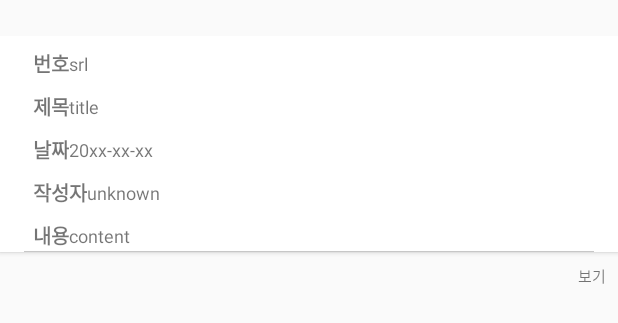
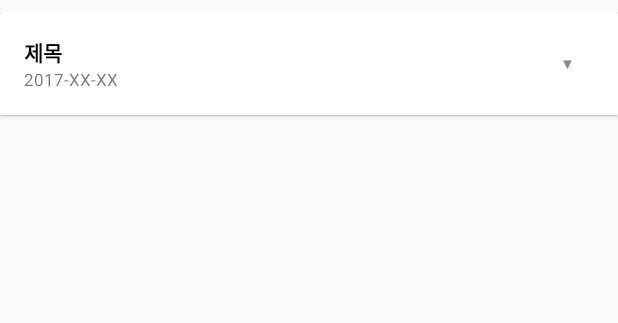
Before and after one commit to HyowonAn/MayIUseIt, an Android app: the layout list_item_notice.xml on its own in the app's theme, with its tools: preview values and no code run, on a phone screen of 412 x 824 dp. Shown: the top 323 px of the screen. Run offline under Robolectric (Android 15) with nearby library versions, the phone set to English and light mode, and no system bars.

Commit message:
공지사항 디자인 완료

```diff
--- a/app/src/main/java/net/uprin/mayiuseit/NoticeFragment.java
+++ b/app/src/main/java/net/uprin/mayiuseit/NoticeFragment.java
@@ -58,10 +58,8 @@ public class NoticeFragment extends Fragment{
         View v = inflater.inflate(R.layout.fragment_notice_list, container, false);
 
         title= (TextView) v.findViewById(R.id.notice_title);
-        notice_srl = (TextView) v.findViewById(R.id.notice_srl);
         content = (TextView) v.findViewById(R.id.notice_content);
         rgsde = (TextView) v.findViewById(R.id.notice_rgsde);
-        nickname = (TextView) v.findViewById(R.id.notice_nickname);
 
 
 
--- a/app/src/main/java/net/uprin/mayiuseit/rest/NoticeListsAdapter.java
+++ b/app/src/main/java/net/uprin/mayiuseit/rest/NoticeListsAdapter.java
@@ -1,6 +1,7 @@
 package net.uprin.mayiuseit.rest;
 
 import android.content.Context;
+import android.graphics.Color;
 import android.support.v7.widget.CardView;
 import android.support.v7.widget.RecyclerView;
 import android.util.Log;
@@ -8,6 +9,7 @@ import android.view.LayoutInflater;
 import android.view.View;
 import android.view.ViewGroup;
 
+import android.widget.Button;
 import android.widget.LinearLayout;
 import android.widget.TextView;
 
@@ -85,12 +87,11 @@ public class NoticeListsAdapter extends RecyclerView.Adapter<RecyclerView.ViewHo
     /* VIEW HOLDERS */
 
     static class NoticeListsHolder extends RecyclerView.ViewHolder{
+        Button detailbutton;
         LinearLayout notices_layout;
-        TextView notice_srl;
         TextView title;
         TextView content;
         TextView rgsde;
-        TextView nickname;
         CardView cardView;
 
         public NoticeListsHolder(View v) {
@@ -99,19 +100,29 @@ public class NoticeListsAdapter extends RecyclerView.Adapter<RecyclerView.ViewHo
             notices_layout = (LinearLayout) v.findViewById(R.id.notices_layout);
             title = (TextView) v.findViewById(R.id.notice_title);
             content = (TextView) v.findViewById(R.id.notice_content);
-            notice_srl = (TextView) v.findViewById(R.id.notice_srl);
             rgsde = (TextView) v.findViewById(R.id.notice_rgsde);
-            nickname = (TextView) v.findViewById(R.id.notice_nickname);
+            detailbutton = (Button) v.findViewById(R.id.notice_detail_button);
+            detailbutton.setOnClickListener(new View.OnClickListener() {
+                @Override
+                public void onClick(View view) {
+                    if(content.getVisibility()== View.GONE){
+                        content.setVisibility(View.VISIBLE);
+                        detailbutton.setText("▲");
+                    }else{
+                        detailbutton.setText("▼");
+                        content.setVisibility(View.GONE);
 
+                    }
+                }
+            });
         }
 
         void bindData(final NoticeList noticeLists){
             Log.e(TAG,""+noticeLists.getTitle());
             title.setText(noticeLists.getTitle());
             content.setText(noticeLists.getContent());
-            notice_srl.setText(""+noticeLists.getNotice_srl());
             rgsde.setText(noticeLists.getRgsde());
-            nickname.setText(""+noticeLists.getNickname());
+
         }
     }
 
--- a/app/src/main/res/layout/activity_document.xml
+++ b/app/src/main/res/layout/activity_document.xml
@@ -280,6 +280,7 @@
                 android:layout_width="match_parent"
                 android:layout_height="wrap_content"
                 android:layout_marginBottom="16dp"
+                android:animateLayoutChanges="true"
                 app:cardElevation="5dp"
                 app:cardUseCompatPadding="true">
 
--- a/app/src/main/res/layout/list_item_notice.xml
+++ b/app/src/main/res/layout/list_item_notice.xml
@@ -2,202 +2,94 @@
 
 <LinearLayout xmlns:android="http://schemas.android.com/apk/res/android"
     xmlns:card_view="http://schemas.android.com/apk/res-auto"
+    xmlns:app="http://schemas.android.com/tools"
     android:id="@+id/notices_layout"
     android:layout_width="match_parent"
     android:layout_height="wrap_content"
     android:gravity="center_vertical"
     android:minHeight="72dp"
     android:orientation="vertical"
-    android:paddingTop="24dp">
+    android:paddingTop="8dp">
 
     <android.support.v7.widget.CardView
         android:id="@+id/list_item_notice_cardview"
         android:layout_width="match_parent"
         android:layout_height="wrap_content"
+        android:layout_marginBottom="8dp"
         android:animateLayoutChanges="true"
-        android:gravity="center_horizontal"
-        card_view:cardCornerRadius="0dp"
-        card_view:cardUseCompatPadding="false">
+        app:cardElevation="1dp"
+        app:cardUseCompatPadding="true">
+
+        <LinearLayout
+            android:layout_width="match_parent"
+            android:layout_height="wrap_content"
+            android:orientation="vertical"
+            >
+            <RelativeLayout
+                android:layout_width="match_parent"
+                android:layout_height="wrap_content"
+                android:padding="16dp"
+                android:orientation="horizontal">
 
                 <LinearLayout
                     android:layout_width="match_parent"
                     android:layout_height="wrap_content"
                     android:orientation="vertical">
-
-            <RelativeLayout
-                android:layout_width="match_parent"
-                android:layout_height="wrap_content">
-
-            </RelativeLayout>
-
-
-            <LinearLayout
-                android:layout_width="match_parent"
-                android:layout_height="wrap_content"
-                android:orientation="vertical"
-                android:paddingLeft="16dp"
-                android:paddingRight="16dp">
-
-                <LinearLayout
-                    android:layout_width="match_parent"
-                    android:layout_height="wrap_content"
-                    android:orientation="horizontal"
-                    android:paddingTop="8dp">
-
-                    <TextView
-                        android:layout_width="wrap_content"
-                        android:layout_height="match_parent"
-                        android:layout_marginLeft="6dp"
-                        android:gravity="center"
-                        android:maxLines="1"
-                        android:text="번호"
-                        android:textSize="13sp"
-                        android:textStyle="bold" />
-
-                    <TextView
-                        android:id="@+id/notice_srl"
-                        android:layout_width="wrap_content"
-                        android:layout_height="match_parent"
-                        android:gravity="left|center"
-                        android:maxLines="1"
-                        android:text="srl"
-                        android:textSize="12sp" />
-
-                </LinearLayout>
-
-                <LinearLayout
-                    android:layout_width="match_parent"
-                    android:layout_height="wrap_content"
-                    android:orientation="horizontal"
-                    android:paddingTop="8dp">
-
-                    <TextView
-                        android:layout_width="wrap_content"
-                        android:layout_height="match_parent"
-                        android:layout_marginLeft="6dp"
-                        android:gravity="center"
-                        android:maxLines="1"
-                        android:text="제목"
-                        android:textSize="13sp"
-                        android:textStyle="bold" />
-
                     <TextView
                         android:id="@+id/notice_title"
-                        android:layout_width="wrap_content"
-                        android:layout_height="match_parent"
-                        android:gravity="left|center"
+                        android:layout_gravity="center_vertical"
+                        android:textSize="14sp"
+                        android:textStyle="bold"
+                        android:textColor="@color/colorPrimaryText"
+                        android:text="제목"
                         android:maxLines="1"
-                        android:text="title"
-                        android:textSize="12sp" />
-
-                </LinearLayout>
-
-                <LinearLayout
-                    android:layout_width="match_parent"
                         android:layout_height="wrap_content"
-                    android:orientation="horizontal"
-                    android:paddingTop="8dp">
-
-                    <TextView
-                        android:id="@+id/textView"
-                        android:layout_width="wrap_content"
-                        android:layout_height="match_parent"
-                        android:layout_marginLeft="6dp"
-                        android:gravity="center"
-                        android:maxLines="1"
-                        android:text="날짜"
-                        android:textSize="13sp"
-                        android:textStyle="bold" />
+                        android:layout_width="wrap_content" />
 
                     <TextView
                         android:id="@+id/notice_rgsde"
                         android:layout_width="wrap_content"
-                        android:layout_height="match_parent"
-                        android:gravity="center"
+                        android:layout_height="wrap_content"
                         android:maxLines="1"
-                        android:text="20xx-xx-xx"
-                        android:textSize="12sp" />
+                        android:text="2017-XX-XX"
+                        android:textSize="11sp" />
 
                 </LinearLayout>
 
-                <LinearLayout
-                    android:layout_width="match_parent"
-                    android:layout_height="wrap_content"
-                    android:orientation="horizontal"
-                    android:paddingTop="8dp">
+                <Button
+                    android:id="@+id/notice_detail_button"
+                    android:includeFontPadding="false"
+                    android:layout_gravity="right"
+                    android:layout_width="36dp"
+                    android:layout_height="36dp"
+                    android:layout_alignParentRight="true"
+                    android:layout_centerVertical="true"
+                    android:textSize="10dp"
+                    android:textColor="@color/colorGreyLight"
+                    style="?android:attr/borderlessButtonStyle"
+                    android:text="▼"/>
 
-                    <TextView
-                        android:layout_width="wrap_content"
-                        android:layout_height="match_parent"
-                        android:layout_marginLeft="6dp"
-                        android:gravity="center"
-                        android:maxLines="1"
-                        android:text="작성자"
-                        android:textSize="13sp"
-                        android:textStyle="bold" />
-
-                    <TextView
-                        android:id="@+id/notice_nickname"
-                        android:layout_width="wrap_content"
-                        android:layout_height="match_parent"
-                        android:gravity="center"
-                        android:maxLines="1"
-                        android:text="unknown"
-                        android:textSize="12sp" />
-
-                </LinearLayout>
-
-                <LinearLayout
-                    android:layout_width="match_parent"
-                    android:layout_height="wrap_content"
-                    android:orientation="horizontal"
-                    android:paddingTop="8dp">
-
-                    <TextView
-                        android:layout_width="wrap_content"
-                        android:layout_height="match_parent"
-                        android:layout_marginLeft="6dp"
-                        android:gravity="center"
-                        android:maxLines="1"
-                        android:text="내용"
-                        android:textSize="13sp"
-                        android:textStyle="bold" />
-
-                    <TextView
-                        android:id="@+id/notice_content"
-                        android:layout_width="wrap_content"
-                        android:layout_height="match_parent"
-                        android:gravity="center"
-                        android:text="content"
-                        android:textSize="12sp" />
-
-                </LinearLayout>
+            </RelativeLayout>
 
 
             <View
                 android:layout_width="match_parent"
                 android:layout_height="0.3dp"
-                    android:layout_centerInParent="true"
-                    android:background="@color/colorPrimaryDarkWhite"
-                    android:padding="8dp" />
+                android:background="@color/colorPrimaryDarkWhite" />
 
-
-            </LinearLayout>
+            <TextView
+                android:id="@+id/notice_content"
+                android:layout_width="wrap_content"
+                android:layout_height="wrap_content"
+                android:padding="16dp"
+                android:visibility="gone"
+                android:text="detail"
+                android:textSize="12sp" />
 
 
         </LinearLayout>
 
     </android.support.v7.widget.CardView>
 
-    <TextView
-        android:id="@+id/detail_btn"
-        android:layout_width="match_parent"
-        android:layout_height="match_parent"
-        android:gravity="right"
-        android:maxLines="1"
-        android:padding="8dp"
-        android:text="보기"
-        android:textSize="10dp" />
-
 
 </LinearLayout>
```
Lines whose indentation alone changed are shown as unchanged.
